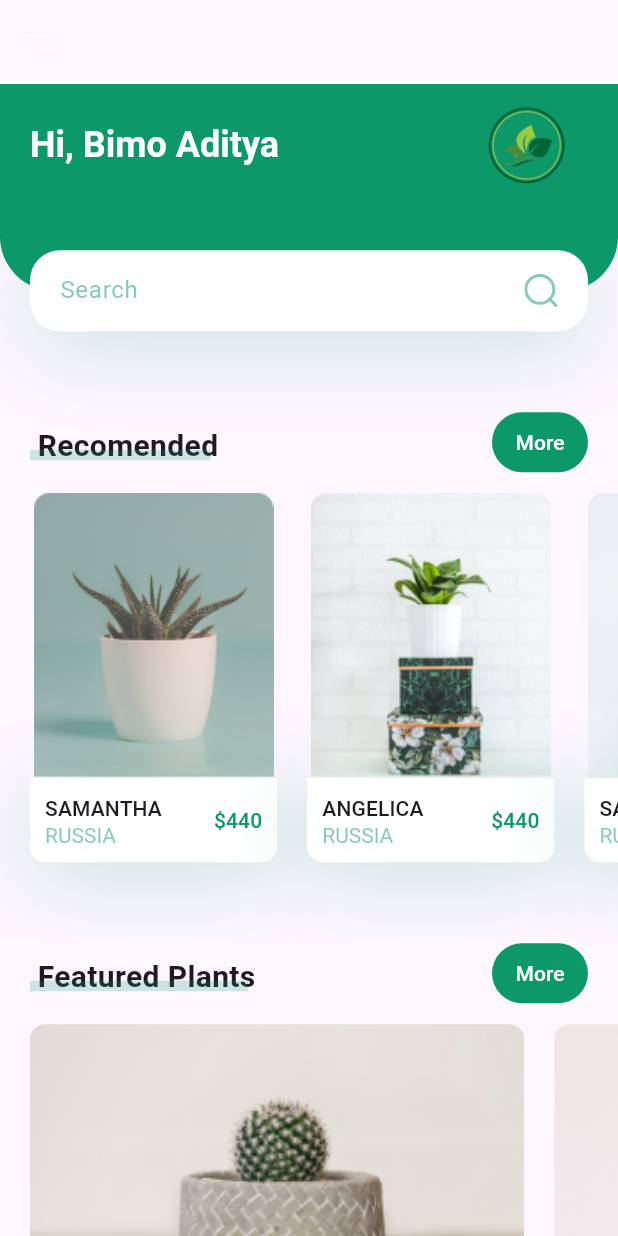
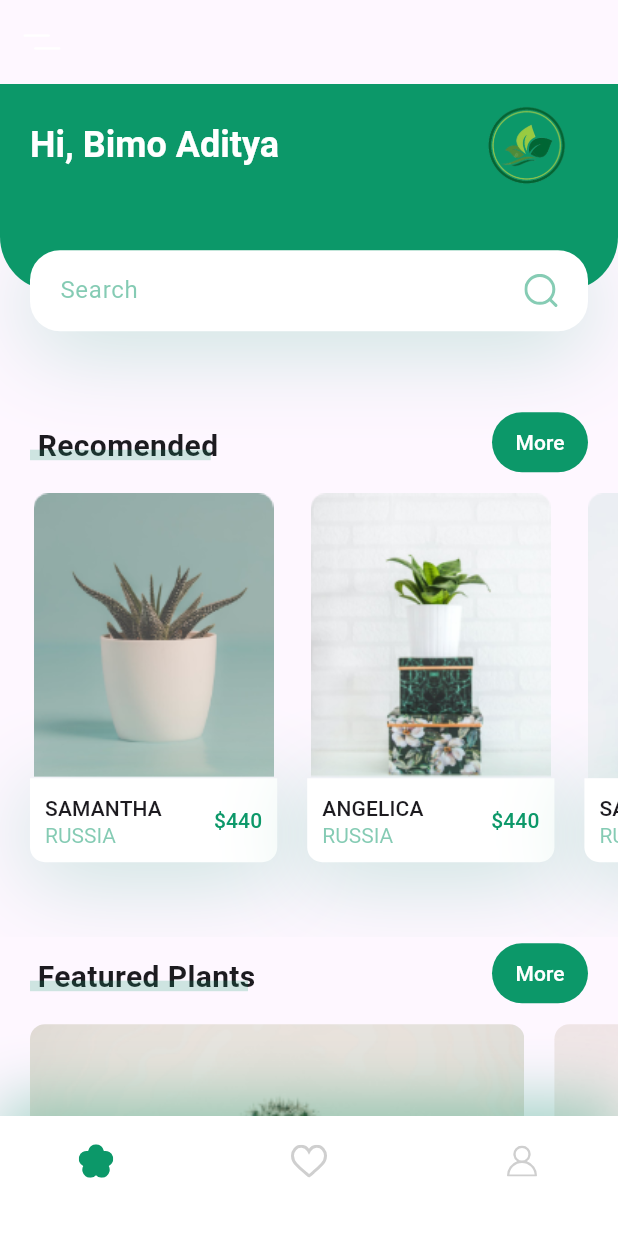
Before and after one commit to bimbim1214/PlantApp, a Flutter app: the screen it shows after launch, on a phone screen of 412 x 824 dp. Run offline on Flutter 3.47's test engine with Material 3 defaults, Android fonts, the phone set to English and light mode, and no system bars; our stand-ins replace flutter_svg.

Commit message:
memangggil navbar

```diff
--- a/lib/screens/home/home_screen.dart
+++ b/lib/screens/home/home_screen.dart
@@ -1,5 +1,6 @@
 import 'package:flutter/material.dart';
 import 'package:flutter_svg/svg.dart';
+import 'package:plantapp/components/my_bottom_nav_bar.dart';
 import 'package:plantapp/screens/home/components/body.dart';
 
 class HomeScreen extends StatelessWidget {
@@ -8,6 +9,7 @@ class HomeScreen extends StatelessWidget {
     return Scaffold(
       appBar: buildAppBar(),
       body: Body(),
+      bottomNavigationBar: MyBottomNavBar(),
     );
   }
 
```
